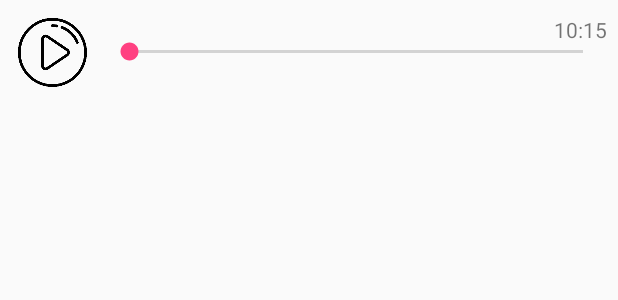
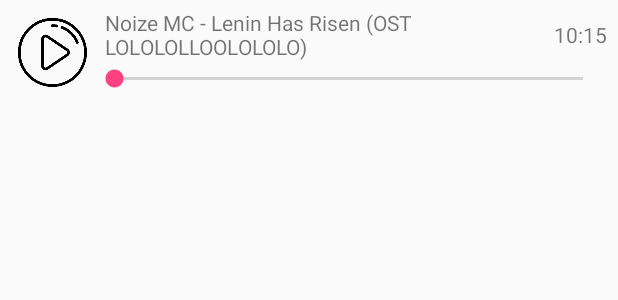
Before and after one commit to JangoFettHD/VK-Group-Viewer, an Android app: the layout player.xml on its own in the app's theme, with its tools: preview values and no code run, on a phone screen of 412 x 824 dp. Shown: the top 300 px of the screen. Run offline under Robolectric (Android 15) with nearby library versions, the phone set to English and light mode, and no system bars.

Commit message:
Add new functuanality

```diff
--- a/app/src/main/java/me/jangofetthd/lentach/ApplicationClass.java
+++ b/app/src/main/java/me/jangofetthd/lentach/ApplicationClass.java
@@ -1,6 +1,7 @@
 package me.jangofetthd.lentach;
 
 import android.app.Application;
+import android.media.MediaPlayer;
 
 import com.vk.sdk.VKSdk;
 
@@ -8,9 +9,11 @@ import com.vk.sdk.VKSdk;
  * Created by JangoFettHD on 31.08.2016.
  */
 public class ApplicationClass extends Application {
+
     @Override
     public void onCreate() {
         super.onCreate();
         VKSdk.initialize(this);
     }
+
 }
--- a/app/src/main/res/layout/player.xml
+++ b/app/src/main/res/layout/player.xml
@@ -17,21 +17,40 @@
         android:layout_height="wrap_content"
         android:id="@+id/mSeekBar"
         android:layout_toRightOf="@+id/mPlay"
-        android:layout_alignParentTop="true"
         android:layout_alignBottom="@+id/mPlay"
         android:layout_alignParentRight="true"
         android:layout_alignParentEnd="true"
         android:layout_marginRight="7dp"
-        android:indeterminate="false" />
+        android:indeterminate="false"
+        android:layout_below="@+id/mTime"
+        android:layout_marginBottom="5dp"
+        android:layout_marginLeft="-10dp" />
 
     <TextView
         android:layout_width="wrap_content"
-        android:layout_height="wrap_content"
+        android:layout_height="35dp"
         android:text="10:15"
         android:id="@+id/mTime"
         android:layout_alignParentTop="true"
         android:layout_alignRight="@+id/mSeekBar"
         android:layout_alignEnd="@+id/mSeekBar"
-        android:gravity="right"
-        android:layout_marginTop="10dp" />
+        android:gravity="center_vertical"
+        android:layout_marginTop="5dp" />
+
+    <TextView
+        android:layout_width="wrap_content"
+        android:layout_height="35dp"
+        android:text="Noize MC - Lenin Has Risen (OST LOLOLOLLOOLOLOLO)"
+        android:id="@+id/mTitle"
+        android:layout_alignParentTop="true"
+        android:layout_marginBottom="0dp"
+        android:layout_toLeftOf="@+id/mTime"
+        android:layout_toRightOf="@+id/mPlay"
+        android:layout_toEndOf="@+id/mPlay"
+        android:layout_marginLeft="0dp"
+        android:gravity="center_vertical"
+        android:singleLine="false"
+        android:layout_marginTop="5dp"
+        android:layout_marginRight="50dp"
+        android:lines="2" />
 </RelativeLayout>
--- a/app/src/main/res/layout/post_item.xml
+++ b/app/src/main/res/layout/post_item.xml
@@ -49,12 +49,12 @@
                 android:id="@+id/llgifs"></LinearLayout>
         </HorizontalScrollView>
 
-        <ListView
+        <android.support.v7.widget.RecyclerView
             android:id="@+id/audios"
             android:layout_width="match_parent"
             android:layout_height="wrap_content"
             android:layout_gravity="center_horizontal"
-            android:visibility="gone" />
+            android:visibility="visible" />
 
         <RelativeLayout
             android:layout_width="match_parent"
```
Also changed, not shown: app/src/main/java/me/jangofetthd/lentach/AudioRecyclerViewAdapter.java (added, +65 -0 lines), app/src/main/java/me/jangofetthd/lentach/NewsFeedRecyclerViewAdapter.java (+10 -42 lines), app/src/main/java/me/jangofetthd/lentach/Utility/MusicPlayer.java (added, +23 -0 lines).
